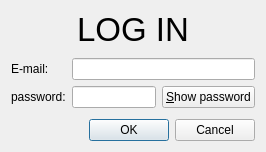
The window that Kaminec/validatedialog.ui (kaniol-lck/Kaminec) describes before a commit, drawn with Qt 5.
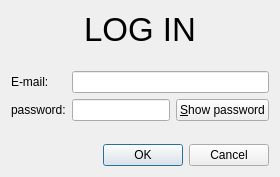
The same window after the commit.

What changed in the file:
```diff
--- a/Kaminec/validatedialog.ui
+++ b/Kaminec/validatedialog.ui
@@ -6,8 +6,8 @@
    <rect>
     <x>0</x>
     <y>0</y>
-    <width>266</width>
-    <height>152</height>
+    <width>280</width>
+    <height>177</height>
    </rect>
   </property>
   <property name="windowTitle">
```
Left out of the diff: 19 changed lines with no effect on the pictures.
